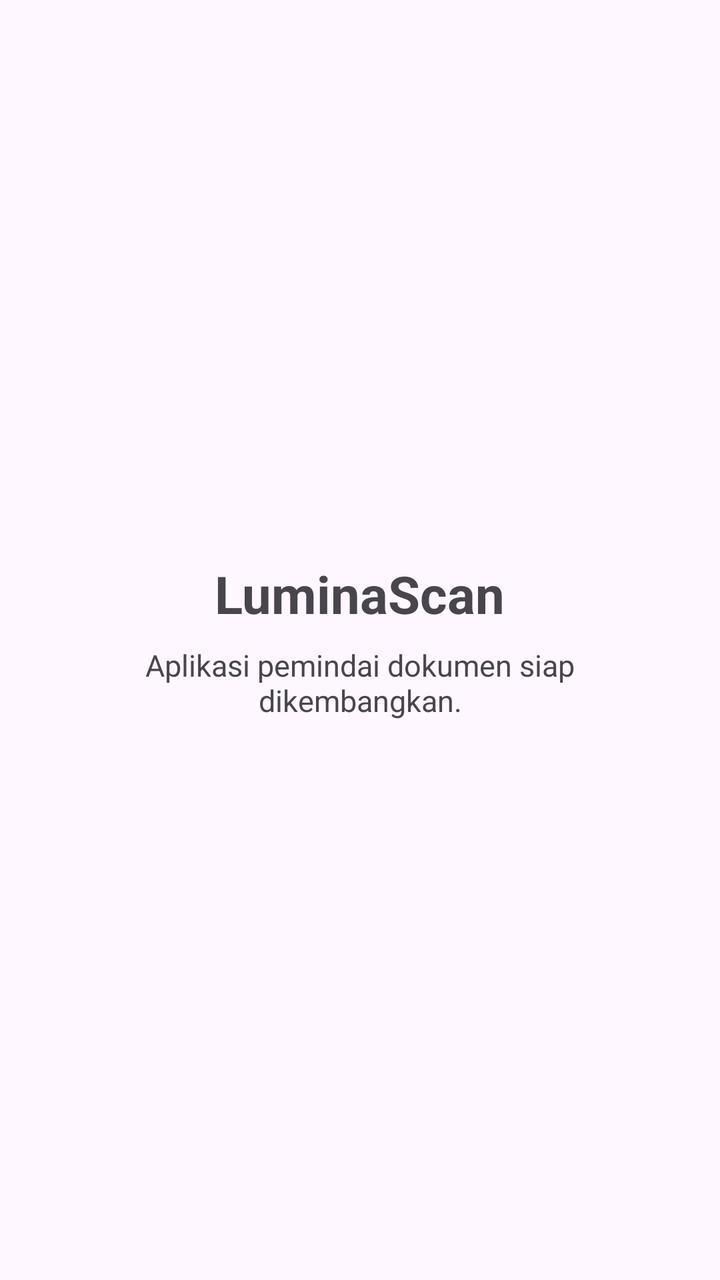
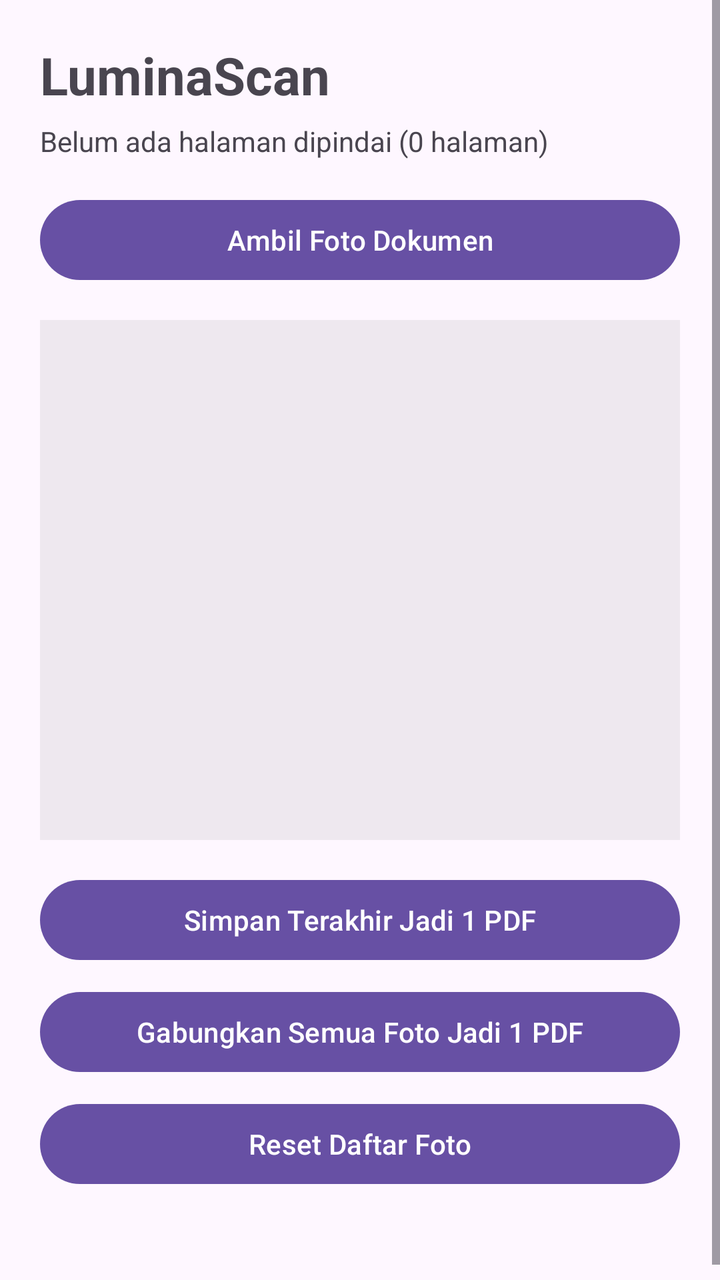

Screens rendered from an Android XML layout before and after an edit, with the pre-edit source and the edit as a unified diff.
<!-- AndroidManifest.xml: application theme Theme.Material3.DayNight.NoActionBar -->
<!-- res/layout/activity_main.xml -->
<?xml version="1.0" encoding="utf-8"?>
<LinearLayout xmlns:android="http://schemas.android.com/apk/res/android"
    android:layout_width="match_parent"
    android:layout_height="match_parent"
    android:gravity="center"
    android:orientation="vertical"
    android:padding="24dp">

    <TextView
        android:layout_width="wrap_content"
        android:layout_height="wrap_content"
        android:text="LuminaScan"
        android:textSize="26sp"
        android:textStyle="bold" />

    <TextView
        android:layout_width="wrap_content"
        android:layout_height="wrap_content"
        android:layout_marginTop="8dp"
        android:gravity="center"
        android:text="Aplikasi pemindai dokumen siap dikembangkan."
        android:textSize="15sp" />

</LinearLayout>
<!-- resources referenced by this layout -->
<resources>

</resources>

<!-- the commit's change to res/layout/activity_main.xml (unified diff, before → after) -->
@@ -1,24 +1,74 @@
 <?xml version="1.0" encoding="utf-8"?>
-<LinearLayout xmlns:android="http://schemas.android.com/apk/res/android"
+<ScrollView xmlns:android="http://schemas.android.com/apk/res/android"
     android:layout_width="match_parent"
     android:layout_height="match_parent"
-    android:gravity="center"
-    android:orientation="vertical"
-    android:padding="24dp">
+    android:fillViewport="true">
 
-    <TextView
-        android:layout_width="wrap_content"
+    <LinearLayout
+        android:layout_width="match_parent"
         android:layout_height="wrap_content"
-        android:text="LuminaScan"
-        android:textSize="26sp"
-        android:textStyle="bold" />
+        android:orientation="vertical"
+        android:padding="20dp">
 
-    <TextView
-        android:layout_width="wrap_content"
-        android:layout_height="wrap_content"
-        android:layout_marginTop="8dp"
-        android:gravity="center"
-        android:text="Aplikasi pemindai dokumen siap dikembangkan."
-        android:textSize="15sp" />
+        <TextView
+            android:layout_width="wrap_content"
+            android:layout_height="wrap_content"
+            android:text="LuminaScan"
+            android:textSize="26sp"
+            android:textStyle="bold" />
 
-</LinearLayout>
+        <TextView
+            android:id="@+id/tvStatus"
+            android:layout_width="match_parent"
+            android:layout_height="wrap_content"
+            android:layout_marginTop="6dp"
+            android:text="Belum ada halaman dipindai (0 halaman)"
+            android:textSize="14sp" />
+
+        <Button
+            android:id="@+id/btnCapture"
+            android:layout_width="match_parent"
+            android:layout_height="wrap_content"
+            android:layout_marginTop="16dp"
+            android:text="Ambil Foto Dokumen" />
+
+        <ImageView
+            android:id="@+id/ivPreview"
+            android:layout_width="match_parent"
+            android:layout_height="260dp"
+            android:layout_marginTop="16dp"
+            android:background="#22888888"
+            android:contentDescription="Pratinjau dokumen"
+            android:scaleType="fitCenter" />
+
+        <Button
+            android:id="@+id/btnSaveSeparatePdf"
+            android:layout_width="match_parent"
+            android:layout_height="wrap_content"
+            android:layout_marginTop="16dp"
+            android:text="Simpan Terakhir Jadi 1 PDF" />
+
+        <Button
+            android:id="@+id/btnMergePdf"
+            android:layout_width="match_parent"
+            android:layout_height="wrap_content"
+            android:layout_marginTop="8dp"
+            android:text="Gabungkan Semua Foto Jadi 1 PDF" />
+
+        <Button
+            android:id="@+id/btnClear"
+            android:layout_width="match_parent"
+            android:layout_height="wrap_content"
+            android:layout_marginTop="8dp"
+            android:text="Reset Daftar Foto" />
+
+        <TextView
+            android:id="@+id/tvOutputPath"
+            android:layout_width="match_parent"
+            android:layout_height="wrap_content"
+            android:layout_marginTop="14dp"
+            android:textIsSelectable="true"
+            android:textSize="13sp" />
+
+    </LinearLayout>
+</ScrollView>
